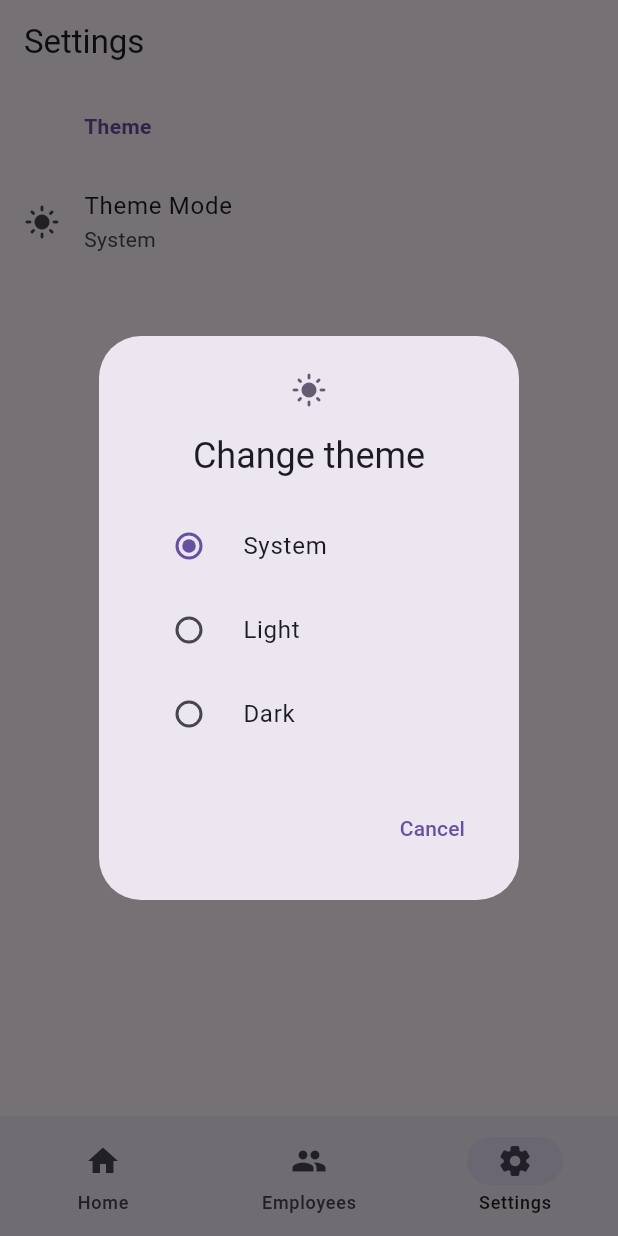
After one commit to Chiggy-Playz/crs_attendance, a Flutter app: the screen it shows once a user with an empty profile is signed in, item 3 of the bottom bar chosen, after a tap on "Theme Mode", on a phone screen of 412 x 824 dp. The commit adds this screen. Run offline on Flutter 3.47's test engine with Material 3 defaults, Android fonts, the phone set to English and light mode, and no system bars; our stand-ins replace cloud_firestore, dart_mappable, firebase_auth, firebase_core, flutter_riverpod, gap and 4 more; accounts and stored records are empty; generated files the repository leaves out were written again.

Commit message:
Add employees and settings page

```diff
--- a/lib/config/router.dart
+++ b/lib/config/router.dart
@@ -1,7 +1,9 @@
+import 'package:crs_attendance/pages/employees/employees_view.dart';
 import 'package:crs_attendance/pages/home/home_view.dart';
 import 'package:crs_attendance/pages/home_shell_page.dart';
 import 'package:crs_attendance/pages/loading/loading_page.dart';
 import 'package:crs_attendance/pages/login/login.dart';
+import 'package:crs_attendance/pages/settings/settings_view.dart';
 import 'package:crs_attendance/pages/unauthorized/unauthorized.dart';
 import 'package:crs_attendance/providers/auth/provider.dart';
 import 'package:flutter/material.dart';
@@ -72,6 +74,26 @@ GoRouter router(Ref ref) {
               ),
             ],
           ),
+          StatefulShellBranch(
+            routes: [
+              GoRoute(
+                path: EmployeesView.routePath,
+                builder: (context, state) {
+                  return const EmployeesView();
+                },
+              ),
+            ],
+          ),
+          StatefulShellBranch(
+            routes: [
+              GoRoute(
+                path: SettingsView.routePath,
+                builder: (context, state) {
+                  return const SettingsView();
+                },
+              ),
+            ],
+          ),
         ],
       ),
     ],
--- /dev/null
+++ b/lib/pages/employees/employees_view.dart
@@ -0,0 +1,19 @@
+import 'package:flutter/material.dart';
+import 'package:flutter_riverpod/flutter_riverpod.dart';
+
+class EmployeesView extends ConsumerStatefulWidget {
+  const EmployeesView({super.key});
+
+  static const String routePath = "/employees";
+  static const String routeName = "Employees";
+
+  @override
+  ConsumerState<ConsumerStatefulWidget> createState() => _EmployeesViewState();
+}
+
+class _EmployeesViewState extends ConsumerState<EmployeesView> {
+  @override
+  Widget build(BuildContext context) {
+    return Container();
+  }
+}
--- /dev/null
+++ b/lib/pages/settings/settings_view.dart
@@ -0,0 +1,37 @@
+import 'package:crs_attendance/pages/settings/widgets/theme_settings_group.dart';
+import 'package:crs_attendance/providers/settings/provider.dart';
+import 'package:flutter/material.dart';
+import 'package:flutter_riverpod/flutter_riverpod.dart';
+
+class SettingsView extends ConsumerStatefulWidget {
+  const SettingsView({super.key});
+
+  static const String routePath = '/settings';
+  static const String routeName = 'settings';
+
+  @override
+  ConsumerState<ConsumerStatefulWidget> createState() => _SettingsViewState();
+}
+
+class _SettingsViewState extends ConsumerState<SettingsView> {
+  @override
+  Widget build(BuildContext context) {
+    var settings = ref.watch(settingsNotifierProvider);
+    return settings.when(
+        loading: () => const Center(child: CircularProgressIndicator()),
+        error: (error, stackTrace) {
+          return const Center(
+            child: Text(
+                "Uh oh! Something went wrong while trying to load settings..."),
+          );
+        },
+        data: (settings) {
+          return ListView(
+            children: [
+              ThemeSettingsGroup(settings: settings),
+            ],
+          );
+        });
+  }
+}
+//dws3wt54frws4rwseadswsgrxdedcyjccgf/v/e
--- /dev/null
+++ b/lib/pages/settings/widgets/settings_group_widget.dart
@@ -0,0 +1,28 @@
+import 'package:crs_attendance/widgets/primary_title_text.dart';
+import 'package:flutter/material.dart';
+
+
+class SettingsGroupWidget extends StatelessWidget {
+  const SettingsGroupWidget({
+    super.key,
+    required this.title,
+    required this.children,
+  });
+
+  final String title;
+  final List<Widget> children;
+
+  @override
+  Widget build(BuildContext context) {
+    return Column(
+      crossAxisAlignment: CrossAxisAlignment.start,
+      children: [
+        ListTile(
+          leading: const SizedBox.shrink(),
+          title: PrimaryTitleText(title: title),
+        ),
+        ...children,
+      ],
+    );
+  }
+}
--- /dev/null
+++ b/lib/pages/settings/widgets/theme_settings_group.dart
@@ -0,0 +1,97 @@
+import 'package:crs_attendance/config/extensions.dart';
+import 'package:crs_attendance/models/settings.dart';
+import 'package:crs_attendance/pages/settings/widgets/settings_group_widget.dart';
+import 'package:crs_attendance/providers/settings/provider.dart';
+import 'package:flutter/material.dart';
+
+import 'package:flutter_riverpod/flutter_riverpod.dart';
+
+class ThemeSettingsGroup extends ConsumerStatefulWidget {
+
+  const ThemeSettingsGroup({super.key, required this.settings});
+  final SettingsModel settings;
+
+  @override
+  ConsumerState<ThemeSettingsGroup> createState() => _ThemeSettingsGroupState();
+}
+
+class _ThemeSettingsGroupState extends ConsumerState<ThemeSettingsGroup> {
+  SettingsModel get settings => widget.settings;
+
+  Icon getThemeIcon() {
+    var currentTheme = widget.settings.themeMode;
+    Icon themeIcon;
+
+    switch (currentTheme) {
+      case ThemeMode.light:
+        themeIcon = const Icon(Icons.light_mode_rounded);
+        break;
+      case ThemeMode.dark:
+        themeIcon = const Icon(Icons.dark_mode_rounded);
+        break;
+      case ThemeMode.system:
+        if (MediaQuery.of(context).platformBrightness == Brightness.light) {
+          themeIcon = const Icon(Icons.light_mode_rounded);
+        } else {
+          themeIcon = const Icon(Icons.dark_mode_rounded);
+        }
+        break;
+    }
+    return themeIcon;
+  }
+
+  @override
+  Widget build(BuildContext context) {
+    return SettingsGroupWidget(
+      title: 'Theme',
+      children: [
+        ListTile(
+          title: const Text("Theme Mode"),
+          subtitle: Text(settings.themeMode.name.toCapitalized()),
+          leading: getThemeIcon(),
+          onTap: () {
+            showChangeThemeDialog(widget.settings);
+          },
+        ),
+      ],
+    );
+  }
+
+  Future<void> showChangeThemeDialog(SettingsModel settings) async {
+    ThemeMode? result = await showDialog<ThemeMode>(
+      context: context,
+      builder: (context) => AlertDialog(
+        icon: getThemeIcon(),
+        title: const Text("Change theme"),
+        content: SizedBox(
+          child: Column(
+            mainAxisSize: MainAxisSize.min,
+            children: List.generate(
+              ThemeMode.values.length,
+              (index) {
+                return RadioListTile(
+                  value: ThemeMode.values[index],
+                  groupValue: settings.themeMode,
+                  title: Text(ThemeMode.values[index].name.toCapitalized()),
+                  onChanged: (value) => Navigator.of(context).pop(value),
+                );
+              },
+            ),
+          ),
+        ),
+        actions: [
+          TextButton(
+            onPressed: () => Navigator.of(context).pop(),
+            child: const Text("Cancel"),
+          ),
+        ],
+      ),
+    );
+
+    if (result == null) return;
+
+    await ref.read(settingsNotifierProvider.notifier).updateSettings(
+          settings.copyWith(themeMode: result),
+        );
+  }
+}
--- a/lib/providers/settings/provider.dart
+++ b/lib/providers/settings/provider.dart
@@ -32,7 +32,7 @@ class SettingsNotifier extends _$SettingsNotifier {
     await save();
   }
 
-  Future<void> restoreSettings(SettingsModel settings) async {
+  Future<void> updateSettings(SettingsModel settings) async {
     state = AsyncData(settings);
     await save();
   }
--- /dev/null
+++ b/lib/widgets/primary_title_text.dart
@@ -0,0 +1,33 @@
+import 'package:crs_attendance/config/extensions.dart';
+import 'package:flutter/material.dart';
+
+class PrimaryTitleText extends StatelessWidget {
+  const PrimaryTitleText({super.key, required this.title});
+
+  final String title;
+
+  @override
+  Widget build(BuildContext context) {
+    return Text(
+      title,
+      style: context.textTheme.bodyMedium!.copyWith(
+          color: context.colorScheme.primary, fontWeight: FontWeight.bold),
+    );
+  }
+}
+
+class PrimaryTitleListTile extends StatelessWidget {
+  const PrimaryTitleListTile({super.key, required this.title, this.leading});
+
+  final String title;
+  final Widget? leading;
+
+  @override
+  Widget build(BuildContext context) {
+    return ListTile(
+      leading: leading,
+      title: PrimaryTitleText(title: title),
+      dense: true,
+    );
+  }
+}
```
